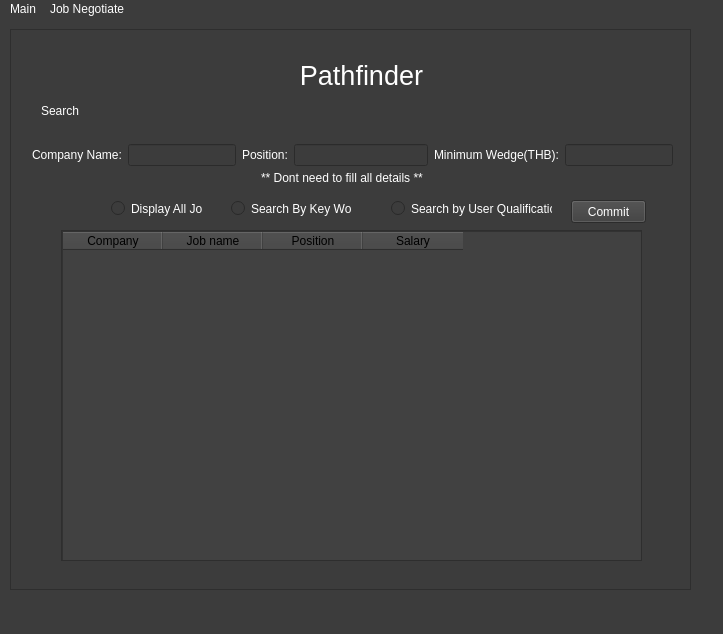
Old version of the form ui_form/User_main_screen.ui in the repository Sirawap/PathFinder-Project.
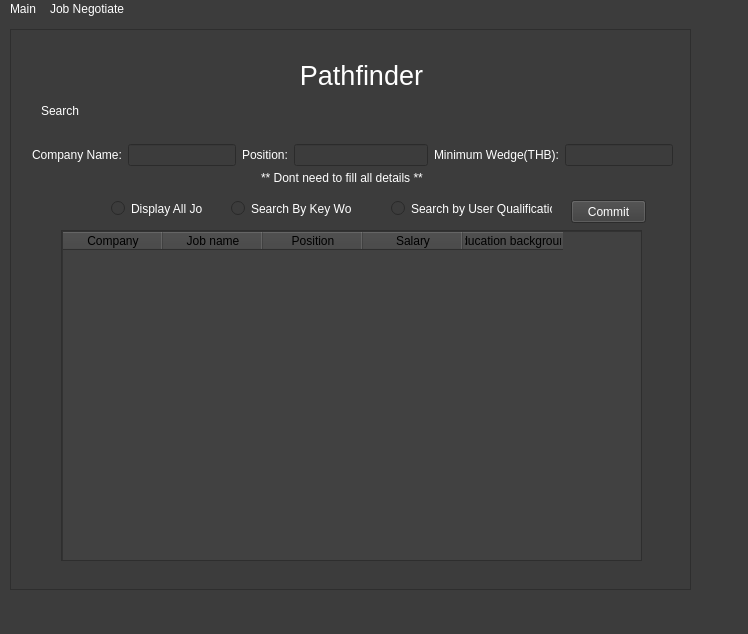
New version of the form.

Commit message: add education to User main screen

```diff
--- a/ui_form/User_main_screen.ui
+++ b/ui_form/User_main_screen.ui
@@ -6,7 +6,7 @@
    <rect>
     <x>0</x>
     <y>0</y>
-    <width>723</width>
+    <width>748</width>
     <height>634</height>
    </rect>
   </property>
@@ -296,6 +296,11 @@
           <string>Salary</string>
          </property>
         </column>
+        <column>
+         <property name="text">
+          <string>Education background</string>
+         </property>
+        </column>
        </widget>
       </widget>
      </widget>
@@ -307,7 +312,7 @@
     <rect>
      <x>0</x>
      <y>0</y>
-     <width>723</width>
+     <width>748</width>
      <height>26</height>
     </rect>
    </property>
```
The commit also changes 1 other file.
